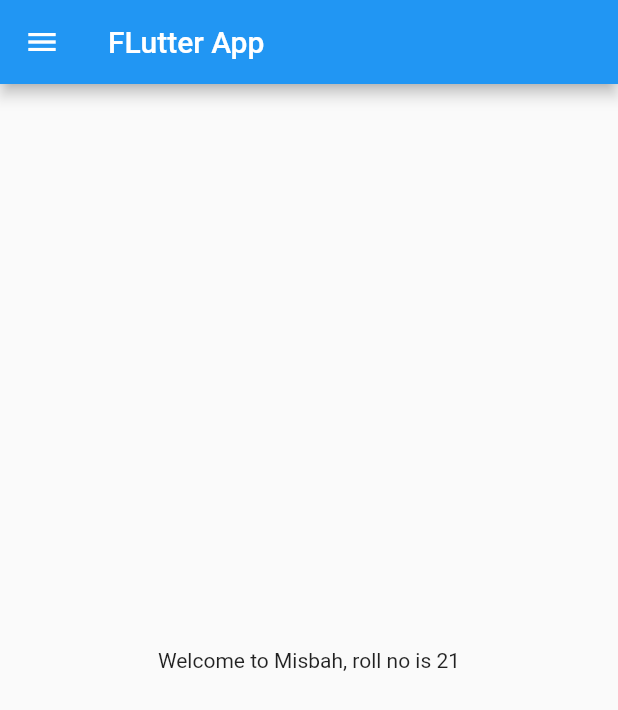
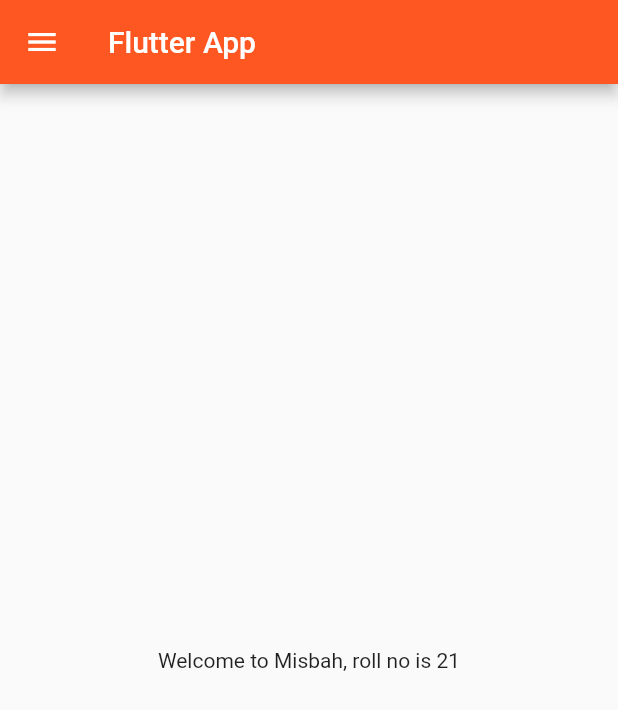
Before and after one commit to Lalalisa123/Flutter_MAD, a Flutter app: the screen it shows after launch, on a phone screen of 412 x 824 dp. Shown: the top 710 px of the screen. Run offline on Flutter 3.47's test engine with Material 2 defaults, Android fonts, the phone set to English and light mode, and no system bars.

```diff
--- a/lib/main.dart
+++ b/lib/main.dart
@@ -1,5 +1,6 @@
 import 'package:flutter/material.dart';
-import 'package:flutter_application_1/home_page.dart';
+import 'package:flutter_application_1/pages/home_page.dart';
+import 'package:flutter_application_1/pages/login_page.dart';
 
 void main() {
   runApp(MyApp());
@@ -8,19 +9,30 @@ void main() {
 class MyApp extends StatelessWidget {
   @override
   Widget build(BuildContext context) {
-    int no = 21;
-    String name = "Misbah";
-    double pi = 3.14;
-    bool isFemale = true;
-    // num takes int and double
-    num temp = 30.5;
-    // var takes all data types
-    var day = "Tuesday";
+    // int no = 21;
+    // String name = "Misbah";
+    // double pi = 3.14;
+    // bool isFemale = true;
+    // // num takes int and double
+    // num temp = 30.5;
+    // // var takes all data types
+    // var day = "Tuesday";
     // const pi = 3.14;
     // final
 
     return MaterialApp(
-      home:HomePage(),
+      // home: HomePage(),
+      themeMode: ThemeMode.light,
+      theme: ThemeData(primarySwatch: Colors.deepOrange),
+      darkTheme: ThemeData(
+        brightness: Brightness.dark,
+      ),
+      initialRoute: "/home",
+      routes: {
+        "/": (context) => LoginPage(),
+        "/home": (context) => HomePage(),
+        "/login": (context) => LoginPage(),
+      },
     );
   }
 }
--- a/lib/home_page.dart
+++ b/lib/pages/home_page.dart
@@ -9,7 +9,7 @@ class HomePage extends StatelessWidget {
     String name = "Misbah";
     return  Scaffold(
       appBar: AppBar(
-        title:Text("FLutter App") ,
+        title:Text("Flutter App") ,
       ),
         body: Center(
           child: Container(
```
Also changed, not shown: lib/pages/login_page.dart (added, +19 -0 lines).
